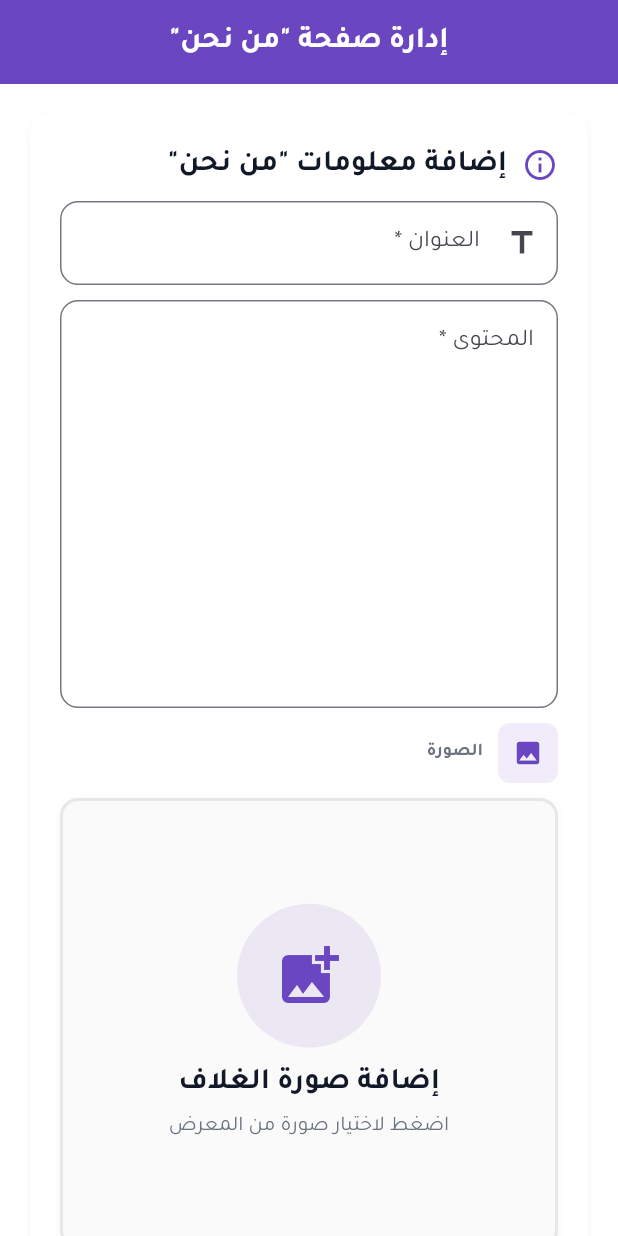
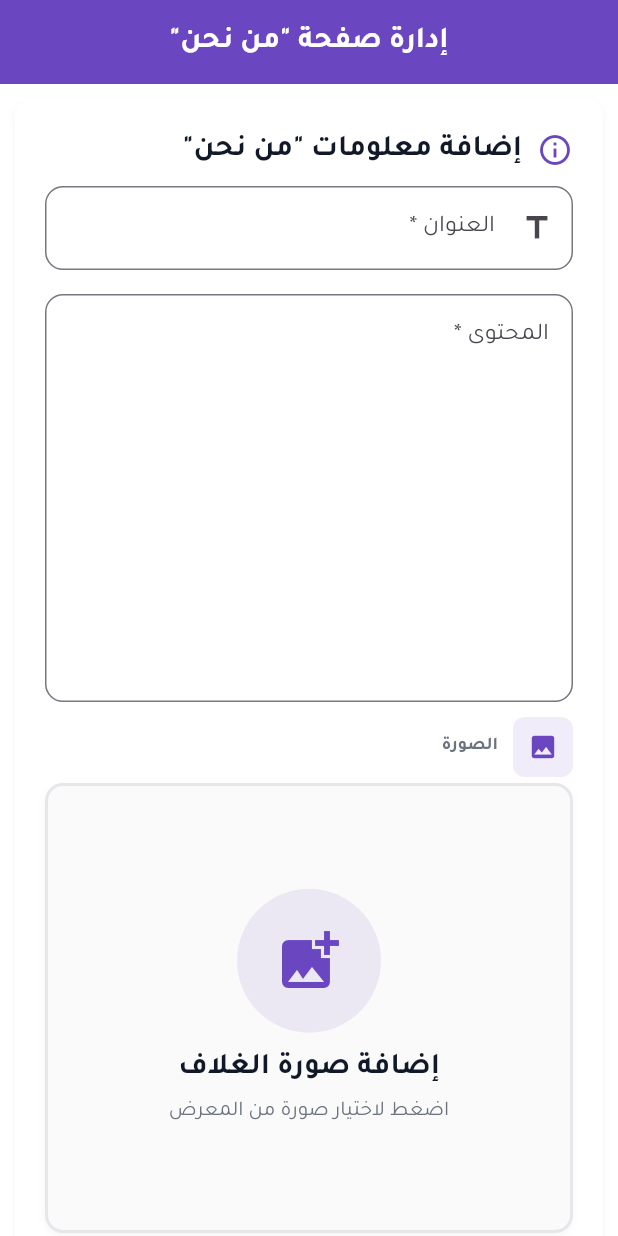
Before and after one commit to chimeniozel/quranic_competition_new, a Flutter app: the AboutUsManagementPage screen opened by its route, on a phone screen of 412 x 824 dp. Run offline on Flutter 3.47's test engine with Material 3 defaults, Android fonts, the light colour scheme and no system bars; our stand-ins replace device_info_plus, file_picker, firebase_core, firebase_messaging, flutter_local_notifications, font_awesome_flutter and 6 more; missing offline and left inert: excel; accounts and stored records are empty; generated files the repository leaves out were written again; network calls fail.

Commit message:
Refactor admin dashboard and about us management pages for improved UI consistency. Remove deprecated user menu component from the dashboard and adjust padding in the about us management page. Update spacing for better layout and readability.

```diff
--- a/lib/features/admin/pages/content_management/about_us_management_page.dart
+++ b/lib/features/admin/pages/content_management/about_us_management_page.dart
@@ -95,8 +95,9 @@ class _AboutUsManagementPageState extends State<AboutUsManagementPage> {
 
   Future<void> _pickImageFromGallery() async {
     // Demander la permission avant de charger l'image
-    final hasPermission =
-        await _permissionService.requestStoragePermission(context);
+    final hasPermission = await _permissionService.requestStoragePermission(
+      context,
+    );
     if (!hasPermission) {
       return; // L'utilisateur n'a pas accordé la permission
     }
@@ -328,7 +329,7 @@ class _AboutUsManagementPageState extends State<AboutUsManagementPage> {
           _isLoading
               ? const Center(child: CircularProgressIndicator())
               : SingleChildScrollView(
-                padding: const EdgeInsets.all(AppTheme.spacingS),
+                // padding: const EdgeInsets.all(AppTheme.spacingS),
                 child: Form(
                   key: _formKey,
                   child: Column(
@@ -377,7 +378,7 @@ class _AboutUsManagementPageState extends State<AboutUsManagementPage> {
                                   return null;
                                 },
                               ),
-                              const SizedBox(height: AppTheme.spacingS),
+                              const SizedBox(height: AppTheme.spacingM),
 
                               // Contenu
                               TextFormField(
@@ -432,7 +433,7 @@ class _AboutUsManagementPageState extends State<AboutUsManagementPage> {
                                   ),
                                 ],
                               ),
-                              const SizedBox(height: AppTheme.spacingS),
+                              const SizedBox(height: 4),
                               // Aperçu de l'image de couverture
                               if (_imageUrl != null ||
                                   _selectedImageFile != null)
```
Also changed, not shown: lib/features/admin/pages/admin_dashboard_page.dart (+3 -49 lines).
